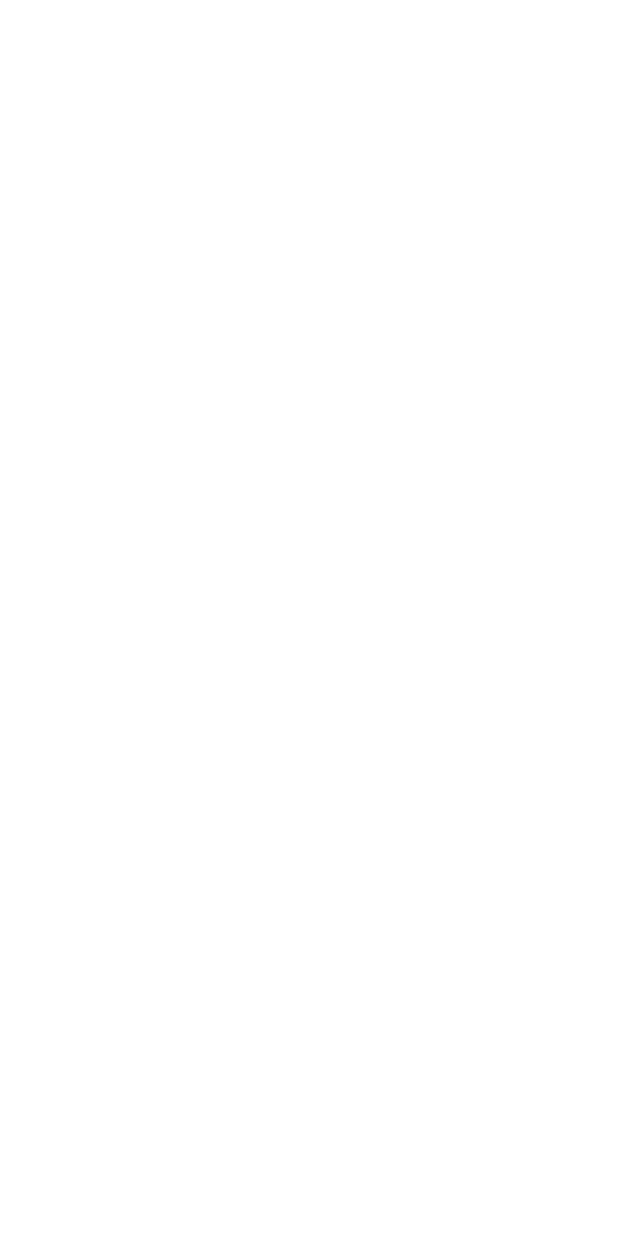
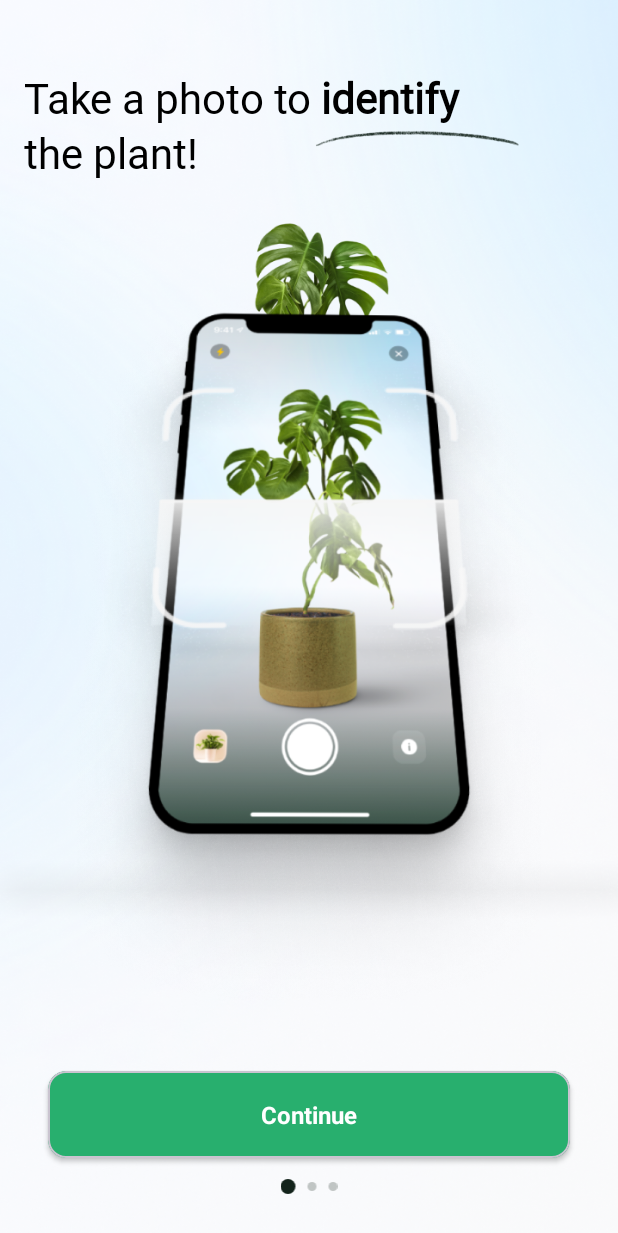
Before and after one commit to yasarkrmtc/PlantApp_Hubx, an Android app: the FirstOnboardingFragment screen opened through its navigation route, on a phone screen of 412 x 824 dp. Before the commit the part shown is empty. Shown: the top 1233 px of the screen. Run offline under Robolectric (Android 15) with nearby library versions, the phone set to English and light mode, and no system bars; our stand-ins replace Dagger/Hilt's generated code.

Commit message:
firstOnboarding finish

```diff
--- a/app/src/main/java/com/plantapphubx/ui/onboardings/FirstOnboardingFragment.kt
+++ b/app/src/main/java/com/plantapphubx/ui/onboardings/FirstOnboardingFragment.kt
@@ -7,6 +7,7 @@ import com.plantapphubx.R
 import com.plantapphubx.base.BaseFragment
 import com.plantapphubx.databinding.FragmentFirstOnboardingBinding
 import com.plantapphubx.ui.MainActivity
+import com.plantapphubx.utils.clickWithDebounce
 import dagger.hilt.android.AndroidEntryPoint
 
 @AndroidEntryPoint
@@ -15,7 +16,9 @@ class FirstOnboardingFragment :
     override fun onViewCreated(view: View, savedInstanceState: Bundle?) {
         super.onViewCreated(view, savedInstanceState)
         binding.apply {
-           // findNavController().navigate(R.id.action_firstOnboardingFragment_to_secondOnboardingFragment)
+            continueButton.clickWithDebounce {
+                findNavController().navigate(R.id.action_firstOnboardingFragment_to_secondOnboardingFragment)
+            }
 
         }
     }
--- /dev/null
+++ b/app/src/main/res/drawable/slider1.xml
@@ -0,0 +1,17 @@
+<vector xmlns:android="http://schemas.android.com/apk/res/android"
+    android:width="38dp"
+    android:height="10dp"
+    android:viewportWidth="38"
+    android:viewportHeight="10">
+  <path
+      android:pathData="M5,5m-5,0a5,5 0,1 1,10 0a5,5 0,1 1,-10 0"
+      android:fillColor="#13231B"/>
+  <path
+      android:pathData="M21,5m-3,0a3,3 0,1 1,6 0a3,3 0,1 1,-6 0"
+      android:fillColor="#13231B"
+      android:fillAlpha="0.25"/>
+  <path
+      android:pathData="M35,5m-3,0a3,3 0,1 1,6 0a3,3 0,1 1,-6 0"
+      android:fillColor="#13231B"
+      android:fillAlpha="0.25"/>
+</vector>
--- a/app/src/main/res/layout/fragment_first_onboarding.xml
+++ b/app/src/main/res/layout/fragment_first_onboarding.xml
@@ -4,6 +4,80 @@
     xmlns:tools="http://schemas.android.com/tools"
     android:layout_width="match_parent"
     android:layout_height="match_parent"
+    android:background="@drawable/first_onboarding_background_image"
     tools:context=".ui.onboardings.FirstOnboardingFragment">
 
+    <TextView
+        android:id="@+id/textView"
+        android:layout_width="0dp"
+        android:layout_height="wrap_content"
+        android:layout_marginStart="@dimen/size8"
+        android:layout_marginTop="@dimen/size23"
+        android:fontFamily="@font/roboto"
+        android:text="@string/take_a_photo_to_identify_the_plant"
+        android:textColor="@color/black"
+        android:textSize="@dimen/font_size_28"
+        app:layout_constraintBottom_toTopOf="@+id/imageView"
+        app:layout_constraintStart_toStartOf="parent"
+        app:layout_constraintTop_toTopOf="parent" />
+
+    <ImageView
+        android:layout_width="wrap_content"
+        android:layout_height="wrap_content"
+        android:layout_marginTop="@dimen/size10"
+        android:src="@drawable/brus_image"
+        android:layout_marginEnd="@dimen/minus_size_20"
+        app:layout_constraintBottom_toBottomOf="@+id/textView"
+        app:layout_constraintEnd_toEndOf="@+id/textView"
+        app:layout_constraintTop_toTopOf="@+id/textView" />
+
+    <ImageView
+        android:id="@+id/imageView"
+        android:layout_width="match_parent"
+        android:layout_height="@dimen/size0"
+        android:src="@drawable/first_onboarding_image"
+        app:layout_constraintBottom_toTopOf="@+id/continueButton"
+        app:layout_constraintEnd_toEndOf="parent"
+        app:layout_constraintHorizontal_bias="0.5"
+        app:layout_constraintStart_toStartOf="parent"
+        app:layout_constraintTop_toBottomOf="@+id/textView" />
+
+    <com.google.android.material.card.MaterialCardView
+        android:id="@+id/continueButton"
+        android:layout_width="match_parent"
+        android:layout_height="wrap_content"
+        android:layout_marginStart="@dimen/size16"
+        android:layout_marginEnd="@dimen/size16"
+        android:layout_marginBottom="@dimen/size7"
+        app:cardBackgroundColor="@color/onboarding_button"
+        app:cardCornerRadius="@dimen/size6"
+        app:cardElevation="@dimen/size1"
+        app:layout_constraintBottom_toTopOf="@+id/textView4"
+        app:layout_constraintEnd_toEndOf="parent"
+        app:layout_constraintHorizontal_bias="0.0"
+        app:layout_constraintStart_toStartOf="parent">
+
+        <TextView
+            android:layout_width="match_parent"
+            android:layout_height="wrap_content"
+            android:gravity="center"
+            android:paddingVertical="@dimen/size9"
+            android:text="@string/_continue"
+            android:textColor="@android:color/white"
+            android:textSize="@dimen/font_size_16"
+            android:textStyle="bold" />
+
+    </com.google.android.material.card.MaterialCardView>
+
+    <ImageView
+        android:id="@+id/textView4"
+        android:layout_width="@dimen/size0"
+        android:layout_height="wrap_content"
+        android:layout_marginBottom="@dimen/size14"
+        android:src="@drawable/slider1"
+        app:layout_constraintBottom_toBottomOf="parent"
+        app:layout_constraintEnd_toEndOf="@+id/continueButton"
+        app:layout_constraintHorizontal_bias="0.5"
+        app:layout_constraintStart_toStartOf="@+id/continueButton" />
+
 </androidx.constraintlayout.widget.ConstraintLayout>
--- a/app/src/main/res/layout/fragment_get_started.xml
+++ b/app/src/main/res/layout/fragment_get_started.xml
@@ -14,6 +14,7 @@
         android:layout_marginStart="@dimen/size8"
         android:layout_marginTop="@dimen/size23"
         android:fontFamily="@font/roboto"
+        android:textColor="@color/black"
         android:text="@string/welcome_to_plantapp"
         android:textSize="@dimen/font_size_28"
         app:layout_constraintStart_toStartOf="parent"
--- a/app/src/main/res/values/dimens.xml
+++ b/app/src/main/res/values/dimens.xml
@@ -22,6 +22,7 @@
     <dimen name="size18">36dp</dimen>
     <dimen name="size19">38dp</dimen>
     <dimen name="size20">40dp</dimen>
+    <dimen name="minus_size_20">-40dp</dimen>
     <dimen name="size21">42dp</dimen>
     <dimen name="size22">44dp</dimen>
     <dimen name="size23">46dp</dimen>
--- a/app/src/main/res/values/strings.xml
+++ b/app/src/main/res/values/strings.xml
@@ -6,4 +6,6 @@
     <string name="welcome_to_plantapp">Welcome to <b>PlantApp</b></string>
     <string name="identify_more_than_3000_plants_and_88_accuracy">Identify more than 3000+ plants and 88% accuracy.</string>
     <string name="by_tapping_text">By tapping next, you are agreeing to PlantID\n<u>Terms of Use</u> &amp; <u>Privacy Policy</u>.</string>
+    <string name="take_a_photo_to_identify_the_plant">Take a photo to <b>identify</b>\nthe plant!</string>
+    <string name="_continue">Continue</string>
 </resources>
```
Also changed, not shown: app/src/main/res/drawable-xhdpi/brus_image.png (added), app/src/main/res/drawable-xhdpi/first_onboarding_background_image.png (added), app/src/main/res/drawable-xhdpi/first_onboarding_image.png (added), app/src/main/res/drawable-xxhdpi/brus_image.png (added), app/src/main/res/drawable/brus_image.png (added), app/src/main/res/drawable/first_onboarding_background_image.png (added), app/src/main/res/drawable/first_onboarding_image.png (added), 2 other files.
